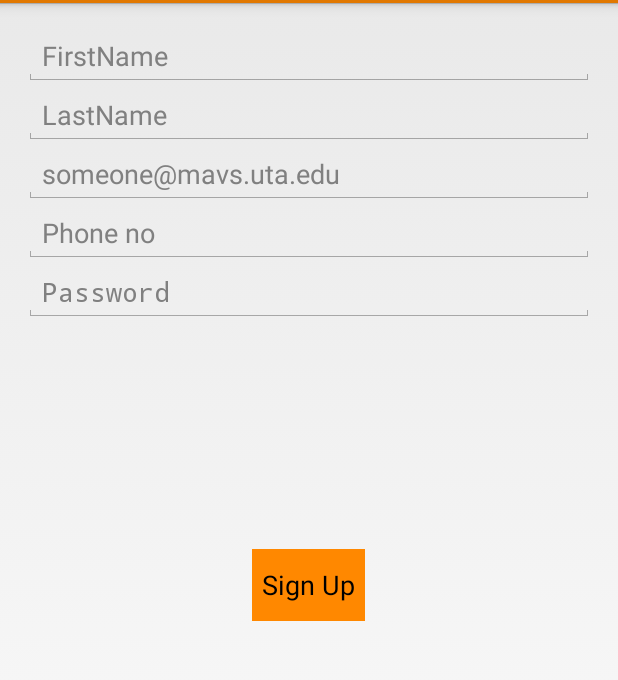
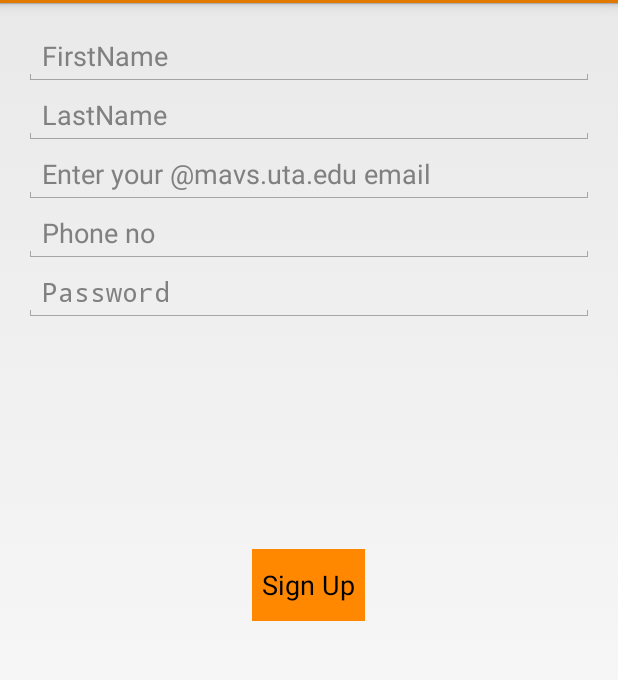
Before and after one commit to hemanthgeddada/B, an Android app: the RegistrationActivity screen opened directly, with no data from a screen before it, on a phone screen of 412 x 824 dp, the part 69-749 px from its top. Run offline under Robolectric (Android 15) with nearby library versions, the phone set to English and light mode, and no system bars; 1 statement that could not run was skipped.

Commit message:
Email validations added everywhere except on login page

```diff
--- a/newsubdir/app/src/main/res/layout/activity_login.xml
+++ b/newsubdir/app/src/main/res/layout/activity_login.xml
@@ -28,6 +28,7 @@
         android:layout_gravity="center_horizontal"
         android:layout_marginTop="30dp"
         android:hint="@string/hint_email"
+        android:inputType="textEmailAddress"
         android:textColor="#ff020202"
 
         />
--- a/newsubdir/app/src/main/res/layout/activity_registration.xml
+++ b/newsubdir/app/src/main/res/layout/activity_registration.xml
@@ -36,7 +36,7 @@
         android:layout_width="match_parent"
         android:layout_height="wrap_content"
         android:inputType="textEmailAddress"
-        android:hint="someone@mavs.uta.edu"
+        android:hint="@string/hint_email"
         android:ems="10"
         android:id="@+id/email_reg"
         android:layout_below="@+id/lastname_reg"
```
Also changed, not shown: newsubdir/app/src/main/java/com/example/dell/mavride/ForgotPasswordFormActivity.java (+15 -2 lines), newsubdir/app/src/main/java/com/example/dell/mavride/RegistrationActivity.java (+19 -1 lines).
